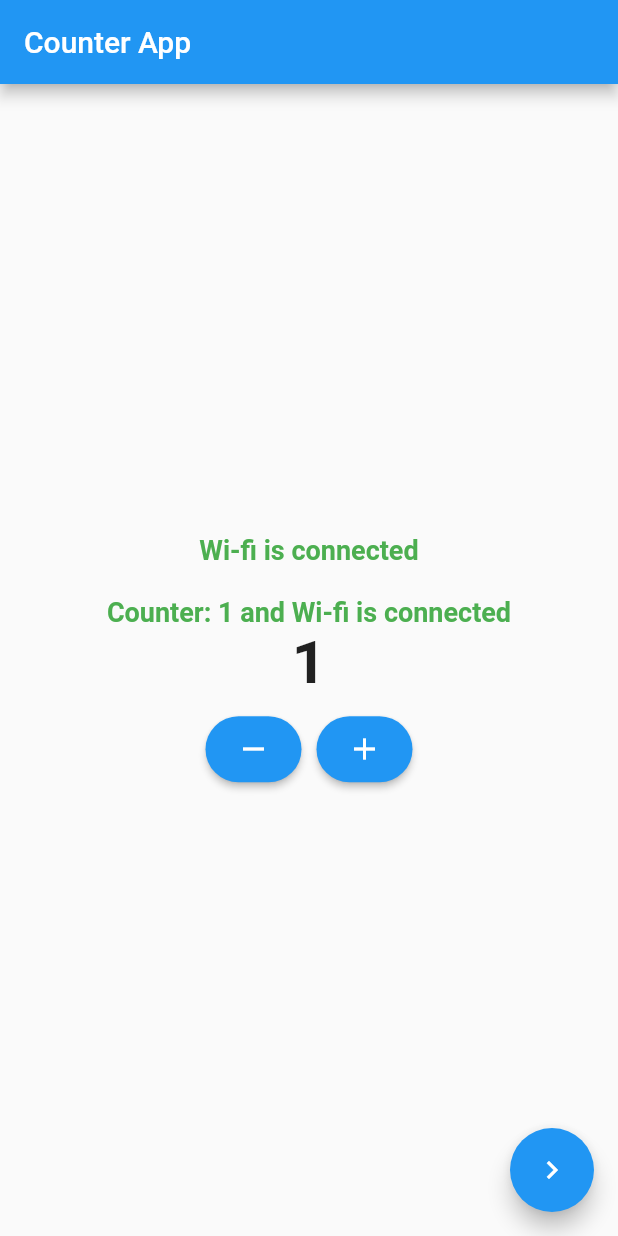
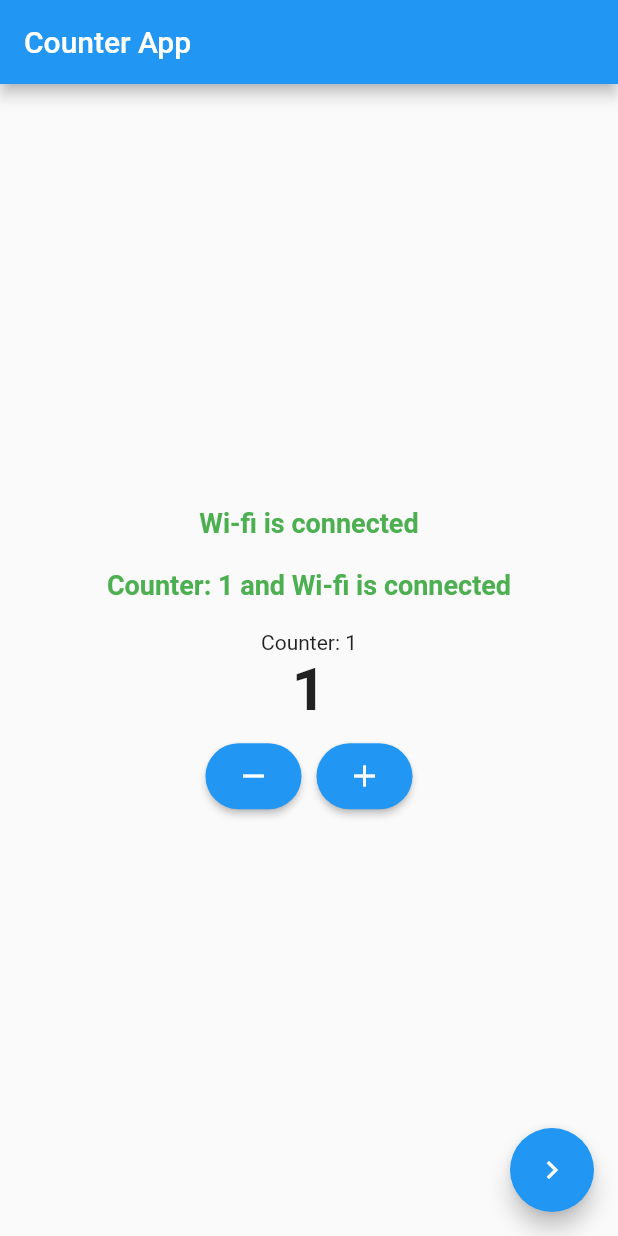
Before and after one commit to Atuoha/flutter_bloc_dive, a Flutter app: the screen it shows after launch, on a phone screen of 412 x 824 dp. Run offline on Flutter 3.47's test engine with Material 2 defaults, Android fonts, the phone set to English and light mode, and no system bars; our stand-ins replace bloc, connectivity_plus, equatable, flutter_bloc.

Commit message:
demonstrating context.select

```diff
--- a/lib/cubit_counter.dart
+++ b/lib/cubit_counter.dart
@@ -77,6 +77,11 @@ class _CounterScreenState extends State<CounterScreen> {
               }
               return const CircularProgressIndicator();
             }),
+            const SizedBox(height:20),
+            Builder(builder: (context){
+              final counter =  context.select((CounterCubit cubit) => cubit.state.counterValue);
+              return Text('Counter: $counter');
+            },),
             BlocConsumer<CounterCubit, CounterState>(
               listener: (context, state) {
                 if (state.wasIncremented == true) {
```
